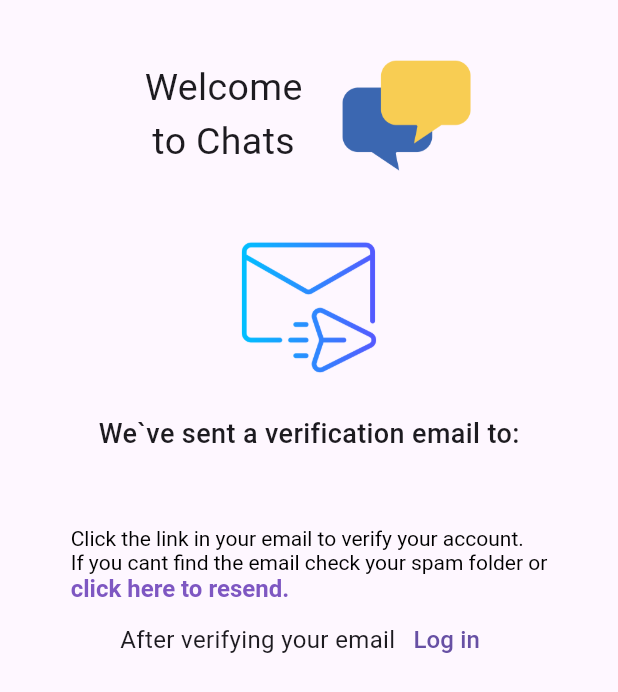
After one commit to meandr1/chats-app, a Flutter app: the SendVerifyLetterScreen screen opened by its route, on a phone screen of 412 x 824 dp. The commit adds this screen. Shown: the top 692 px of the screen. Run offline on Flutter 3.47's test engine with Material 3 defaults, Android fonts, the phone set to English and light mode, and no system bars; our stand-ins replace equatable, firebase_auth, firebase_core, flutter_bloc, go_router; accounts and stored records are empty.

Commit message:
email sign in and registration done

```diff
--- a/lib/cubits/auth/auth_state.dart
+++ b/lib/cubits/auth/auth_state.dart
@@ -1,6 +1,6 @@
 part of 'auth_cubit.dart';
 
-enum AuthStatus { initial, submitting, success, error, emailInUse }
+enum AuthStatus { initial, submitting, success, error, emailInUse, toManyRequests }
 
 class AuthState extends Equatable with Validator {
   final String email;
@@ -18,7 +18,11 @@ class AuthState extends Equatable with Validator {
       required this.obscurePassword,
       this.user});
 
-  bool get isSignFormsValid {
+  bool get isEmailValid {
+    return emailValidator(email) == null;
+  }
+
+    bool get isSignFormsValid {
     return passValidator(password) == null && emailValidator(email) == null;
   }
 
--- a/lib/main.dart
+++ b/lib/main.dart
@@ -2,6 +2,7 @@ import 'package:chats/screens/auth/email_auth_screen.dart';
 import 'package:chats/screens/forgot_password/forgot_pass_screen.dart';
 import 'package:chats/screens/home_screen.dart';
 import 'package:chats/screens/register_screen/register_screen.dart';
+import 'package:chats/screens/verify_email_screen/send_verify_letter_screen.dart';
 import 'package:firebase_core/firebase_core.dart';
 import 'package:flutter/material.dart';
 import 'package:go_router/go_router.dart';
@@ -34,6 +35,10 @@ final _router = GoRouter(
       path: '/RegisterScreen',
       builder: (context, state) => RegisterScreen(),
     ),
+     GoRoute(
+      path: '/SendVerifyLetterScreen',
+      builder: (context, state) => SendVerifyLetterScreen(),
+    ),
   ],
 );
 
--- a/lib/repository/auth_repository.dart
+++ b/lib/repository/auth_repository.dart
@@ -30,6 +30,14 @@ class AuthRepository {
       return credential.user;
   }
 
+  Future<void> sendVerificationEmail() async {
+    await _firebaseAuth.currentUser?.sendEmailVerification();
+  }
+
+    Future<void> sendPasswordResetEmail(String email) async {
+    await _firebaseAuth.sendPasswordResetEmail(email: email);
+  }
+
   Stream<User?> get user => _firebaseAuth.userChanges();
 
   Future<void> signOut() async {
--- a/lib/screens/register_screen/register_screen.dart
+++ b/lib/screens/register_screen/register_screen.dart
@@ -24,7 +24,8 @@ class RegisterScreen extends StatelessWidget with Validator {
         child: BlocConsumer<AuthCubit, AuthState>(
             listener: (BuildContext context, AuthState state) {
           if (state.status == AuthStatus.success) {
-            context.go('/');
+              context.read<AuthCubit>().sendVerificationEmail(false);
+              context.go('/SendVerifyLetterScreen');
           } else if (state.status == AuthStatus.error) {
             ScaffoldMessenger.of(context).showSnackBar(const SnackBar(
                 content:
--- /dev/null
+++ b/lib/screens/verify_email_screen/send_verify_letter_screen.dart
@@ -0,0 +1,100 @@
+import 'package:chats/cubits/auth/auth_cubit.dart';
+import 'package:chats/helpers/validator.dart';
+import 'package:chats/repository/auth_repository.dart';
+import 'package:firebase_auth/firebase_auth.dart';
+import 'package:flutter/gestures.dart';
+import 'package:flutter/material.dart';
+import 'package:flutter_bloc/flutter_bloc.dart';
+import 'package:go_router/go_router.dart';
+import '../main_logo.dart';
+
+class SendVerifyLetterScreen extends StatelessWidget with Validator {
+  SendVerifyLetterScreen({super.key});
+
+  @override
+  Widget build(BuildContext context) {
+    return BlocProvider<AuthCubit>(
+        create: (context) =>
+            AuthCubit(AuthRepository(firebaseAuth: FirebaseAuth.instance)),
+        child: BlocConsumer<AuthCubit, AuthState>(
+            listener: (BuildContext context, AuthState state) {
+          if (state.status == AuthStatus.success) {
+            ScaffoldMessenger.of(context).showSnackBar(const SnackBar(
+                content: Text('We\'ve resend email one more time')));
+          } else if (state.status == AuthStatus.toManyRequests) {
+            ScaffoldMessenger.of(context).showSnackBar(const SnackBar(
+                content: Text('To many requests. Please try again later')));
+          } else if (state.status == AuthStatus.error) {
+            ScaffoldMessenger.of(context).showSnackBar(const SnackBar(
+                content: Text('Something goes wrong during sending message')));
+          }
+        }, builder: (context, state) {
+          return Scaffold(
+            resizeToAvoidBottomInset: false,
+            body: Column(
+              children: [
+                const Padding(
+                  padding: EdgeInsets.only(top: 20),
+                  child: MainLogo(),
+                ),
+                Padding(
+                    padding: const EdgeInsets.only(top: 20),
+                    child: Image.asset(
+                      'assets/images/send-mail.png',
+                      scale: 5,
+                    )),
+                const Padding(
+                    padding: EdgeInsets.only(top: 20),
+                    child: Text(
+                      'We`ve sent a verification email to:',
+                      style:
+                          TextStyle(fontSize: 18, fontWeight: FontWeight.w500),
+                    )),
+                Text(
+                  state.email,
+                  style: const TextStyle(
+                      fontSize: 20, fontWeight: FontWeight.w700),
+                ),
+                Padding(
+                  padding: EdgeInsets.only(left: 20, top: 20, right: 20),
+                  child: RichText(
+                    text: TextSpan(
+                      children: <TextSpan>[
+                        const TextSpan(
+                            style: TextStyle(color: Colors.black),
+                            text:
+                                'Click the link in your email to verify your account. \nIf you cant find the email check your spam folder or\n'),
+                        TextSpan(
+                            style: TextStyle(
+                                color: Colors.deepPurple.shade400,
+                                fontWeight: FontWeight.w600,
+                                fontSize: 16),
+                            text: 'click here to resend.',
+                            recognizer: TapGestureRecognizer()
+                              ..onTap = () => context
+                                  .read<AuthCubit>()
+                                  .sendVerificationEmail(true)),
+                      ],
+                    ),
+                  ),
+                ),
+                Row(
+                  mainAxisAlignment: MainAxisAlignment.center,
+                  children: [
+                    const Text(
+                      'After verifying your email',
+                      style: TextStyle(fontSize: 16),
+                    ),
+                    TextButton(
+                      onPressed: () => context.go('/EmailAuthScreen'),
+                      child:
+                          const Text('Log in', style: TextStyle(fontSize: 16)),
+                    ),
+                  ],
+                ),
+              ],
+            ),
+          );
+        }));
+  }
+}
```
Also changed, not shown: lib/cubits/auth/auth_cubit.dart (+18 -0 lines), lib/screens/auth/email_auth_screen.dart (+7 -1 lines), lib/screens/auth/pass_input_text_field.dart (+6 -5 lines), lib/screens/forgot_password/forgot_pass_screen.dart (+5 -5 lines), assets/images/send-mail.png (added).
